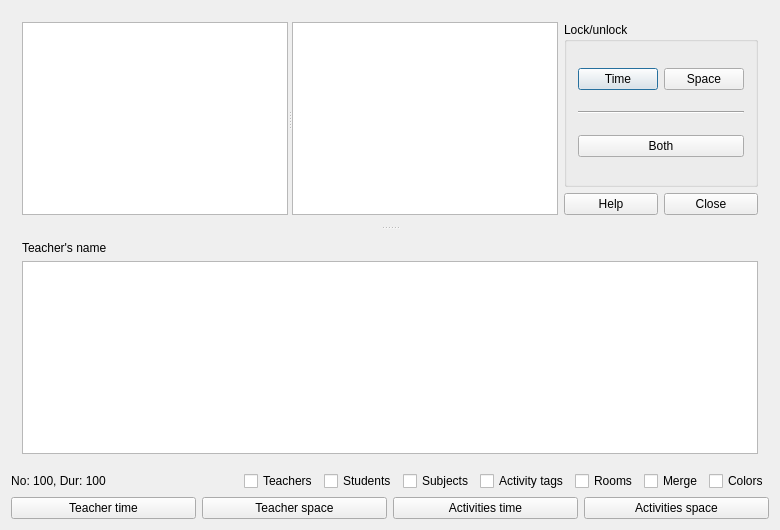
Old version of the form fet/src/interface/timetableviewteachersdaysverticalform_template.ui in the repository vonmecheln/fet.
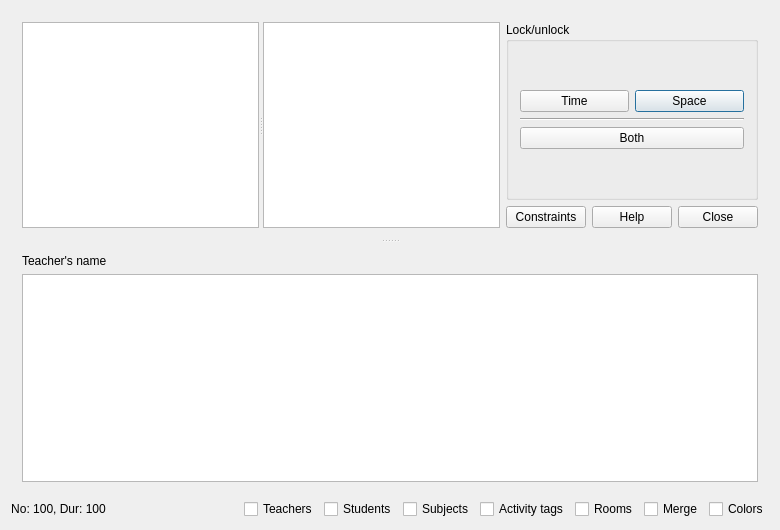
New version of the form.

```diff
--- a/fet/src/interface/timetableviewteachersdaysverticalform_template.ui
+++ b/fet/src/interface/timetableviewteachersdaysverticalform_template.ui
@@ -116,47 +116,54 @@
            <property name="title">
             <string extracomment="This is a group box for locking/unlocking buttons">Lock/unlock</string>
            </property>
-           <layout class="QGridLayout" name="gridLayout">
+           <layout class="QGridLayout" name="gridLayout_3">
             <item row="0" column="0">
-             <layout class="QHBoxLayout" name="horizontalLayout">
-              <item>
-               <widget class="QPushButton" name="lockTimePushButton">
-                <property name="text">
-                 <string extracomment="This is a button in a timetable view dialog (There are 3 buttons in total, user can toggle locked/unlocked time, space or both).">Time</string>
-                </property>
-               </widget>
-              </item>
-              <item>
+             <layout class="QGridLayout" name="gridLayout">
+              <item row="0" column="1">
                <widget class="QPushButton" name="lockSpacePushButton">
                 <property name="text">
                  <string extracomment="This is a button in a timetable view dialog (There are 3 buttons in total, user can toggle locked/unlocked time, space or both).">Space</string>
                 </property>
                </widget>
               </item>
+              <item row="0" column="0">
+               <widget class="QPushButton" name="lockTimePushButton">
+                <property name="text">
+                 <string extracomment="This is a button in a timetable view dialog (There are 3 buttons in total, user can toggle locked/unlocked time, space or both).">Time</string>
+                </property>
+               </widget>
+              </item>
+              <item row="1" column="0" colspan="2">
+               <widget class="Line" name="line">
+                <property name="orientation">
+                 <enum>Qt::Horizontal</enum>
+                </property>
+               </widget>
+              </item>
+              <item row="2" column="0" colspan="2">
+               <widget class="QPushButton" name="lockTimeSpacePushButton">
+                <property name="text">
+                 <string extracomment="This is a button in a timetable view dialog (There are 3 buttons in total, user can toggle locked/unlocked time, space or both).">Both</string>
+                </property>
+                <property name="shortcut">
+                 <string/>
+                </property>
+               </widget>
+              </item>
              </layout>
             </item>
-            <item row="2" column="0">
-             <widget class="QPushButton" name="lockTimeSpacePushButton">
-              <property name="text">
-               <string extracomment="This is a button in a timetable view dialog (There are 3 buttons in total, user can toggle locked/unlocked time, space or both).">Both</string>
-              </property>
-              <property name="shortcut">
-               <string/>
-              </property>
-             </widget>
-            </item>
-            <item row="1" column="0">
-             <widget class="Line" name="line">
-              <property name="orientation">
-               <enum>Qt::Horizontal</enum>
-              </property>
-             </widget>
-            </item>
            </layout>
           </widget>
          </item>
          <item>
           <layout class="QHBoxLayout" name="horizontalLayout_2">
+           <item>
+            <widget class="QPushButton" name="constraintsPushButton">
+             <property name="text">
+              <string>Constraints</string>
+             </property>
+            </widget>
+           </item>
            <item>
             <widget class="QPushButton" name="helpPushButton">
              <property name="text">
@@ -202,38 +209,6 @@
      </widget>
     </widget>
    </item>
-   <item row="2" column="0">
-    <layout class="QHBoxLayout" name="horizontalLayout_5">
-     <item>
-      <widget class="QPushButton" name="teacherTimePushButton">
-       <property name="text">
-        <string comment="View/edit the selected teacher's time constraints">Teacher time</string>
-       </property>
-      </widget>
-     </item>
-     <item>
-      <widget class="QPushButton" name="teacherSpacePushButton">
-       <property name="text">
-        <string comment="View/edit the selected teacher's space constraints">Teacher space</string>
-       </property>
-      </widget>
-     </item>
-     <item>
-      <widget class="QPushButton" name="activitiesTimePushButton">
-       <property name="text">
-        <string comment="View/edit the selected activities' time constraints">Activities time</string>
-       </property>
-      </widget>
-     </item>
-     <item>
-      <widget class="QPushButton" name="activitiesSpacePushButton">
-       <property name="text">
-        <string comment="View/edit the selected activities' space constraints">Activities space</string>
-       </property>
-      </widget>
-     </item>
-    </layout>
-   </item>
   </layout>
  </widget>
  <layoutdefault spacing="6" margin="11"/>
```
